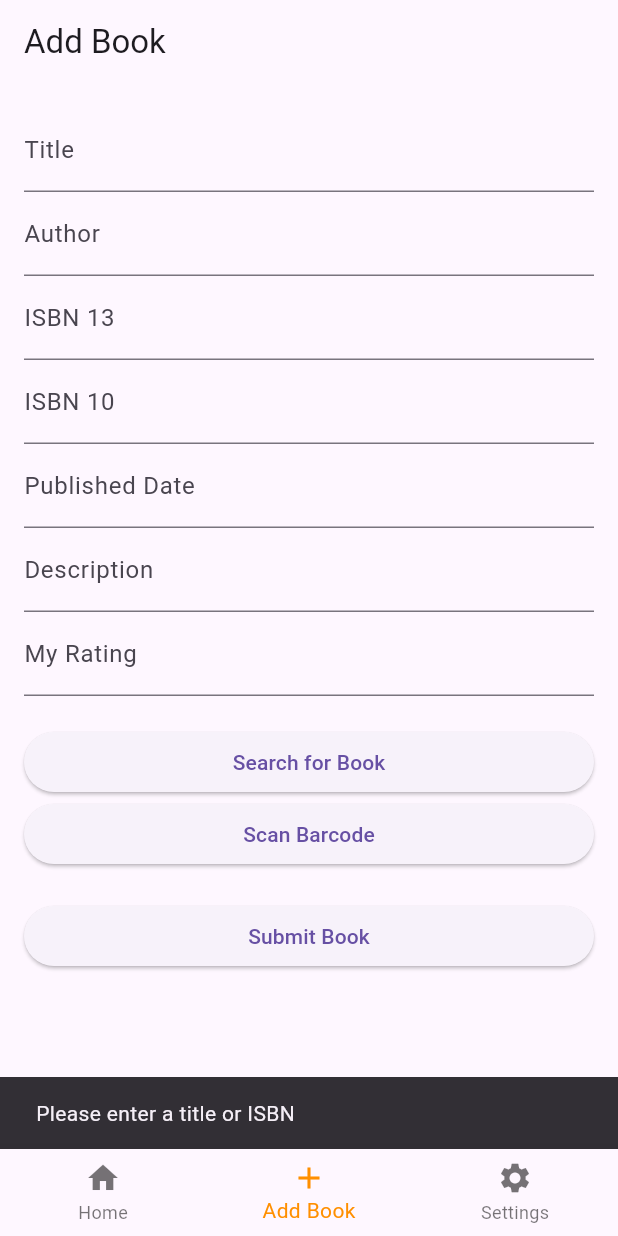
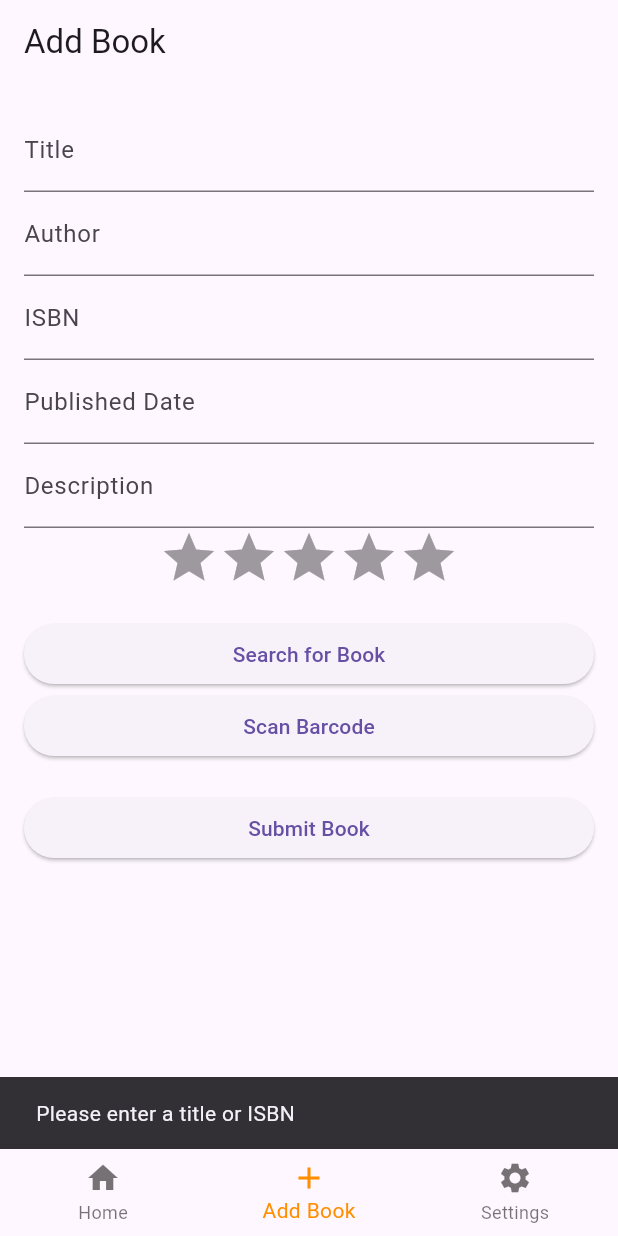
Before and after one commit to shnz99/flutter-library-app, a Flutter app: the screen it shows after launch, item 2 of the bottom bar chosen, after a tap on "Search for Book", on a phone screen of 412 x 824 dp. Run offline on Flutter 3.47's test engine with Material 3 defaults, Android fonts, the phone set to English and light mode, and no system bars; drawn by our look-alikes of flutter_rating_bar; our stand-ins replace get_it, sqflite; missing offline and left inert: barcode_scan2; accounts and stored records are empty.

Commit message:
Add rating bar to book details and add book screens (#36)
Add flutter_rating_bar to display average rating and my rating in book
details screen.

* **Book Details Screen**
  - Import `flutter_rating_bar` package.
  - Add `RatingBarIndicator` widget to display `averageRating`.
  - Add `RatingBar` widget to display and update `myRating`.

* **Add Book Screen**
  - Replace `TextFormField` for `myRating` with `RatingBar` widget.

* **Book Model**
  - Add `toMap` and `fromMap` methods to `Book` class.

* **Book Service**
  - Update `addBook` and `updateBook` methods to use `toMap` method.
  - Update `getBooks` method to use `fromMap` method.

```diff
--- a/lib/screens/add_book_screen.dart
+++ b/lib/screens/add_book_screen.dart
@@ -19,7 +19,6 @@ class _AddBookScreenState extends State<AddBookScreen> {
   final _titleController = TextEditingController();
   final _authorController = TextEditingController();
   final _isbnController = TextEditingController();
-  final _isbn10Controller = TextEditingController();
   final _publishedDateController = TextEditingController();
   final _descriptionController = TextEditingController();
   final _myRatingController = TextEditingController();
@@ -30,7 +29,6 @@ class _AddBookScreenState extends State<AddBookScreen> {
     _titleController.dispose();
     _authorController.dispose();
     _isbnController.dispose();
-    _isbn10Controller.dispose();
     _publishedDateController.dispose();
     _descriptionController.dispose();
     _myRatingController.dispose();
@@ -44,7 +42,15 @@ class _AddBookScreenState extends State<AddBookScreen> {
       return;
     }
 
-    final url = Uri.parse('https://www.googleapis.com/books/v1/volumes?q=$query');
+    final isISBN13 = RegExp(r'^\d{13}$').hasMatch(query);
+    final isISBN10 = RegExp(r'^\d{10}$').hasMatch(query);
+
+    final url = isISBN13
+        ? Uri.parse('https://www.googleapis.com/books/v1/volumes?q=isbn:$query')
+        : isISBN10
+            ? Uri.parse('https://www.googleapis.com/books/v1/volumes?q=isbn10:$query')
+            : Uri.parse('https://www.googleapis.com/books/v1/volumes?q=$query');
+
     final response = await http.get(url);
 
     if (response.statusCode == 200) {
@@ -55,7 +61,6 @@ class _AddBookScreenState extends State<AddBookScreen> {
           _titleController.text = bookData['title'] ?? '';
           _authorController.text = bookData['authors']?.join(', ') ?? '';
           _isbnController.text = bookData['industryIdentifiers']?.firstWhere((id) => id['type'] == 'ISBN_13', orElse: () => null)?['identifier'] ?? '';
-          _isbn10Controller.text = bookData['industryIdentifiers']?.firstWhere((id) => id['type'] == 'ISBN_10', orElse: () => null)?['identifier'] ?? '';
           _publishedDateController.text = bookData['publishedDate']?.split('-')?.first ?? '';
           _descriptionController.text = bookData['description'] ?? '';
         });
@@ -106,7 +111,6 @@ class _AddBookScreenState extends State<AddBookScreen> {
         title: _titleController.text,
         author: _authorController.text,
         isbn: _isbnController.text,
-        isbn10: _isbn10Controller.text,
         publishedDate: int.tryParse(_publishedDateController.text),
         description: _descriptionController.text,
         myRating: double.tryParse(_myRatingController.text),
@@ -155,17 +159,13 @@ class _AddBookScreenState extends State<AddBookScreen> {
                 ),
                 TextFormField(
                   controller: _isbnController,
-                  decoration: InputDecoration(labelText: 'ISBN 13'),
+                  decoration: InputDecoration(labelText: 'ISBN'),
                   validator: (value) {
                     if (value?.isEmpty ?? true) {
                       return 'Please enter the ISBN';
                     }
                     return null;
                   },
-                ),
-                TextFormField(
-                  controller: _isbn10Controller,
-                  decoration: InputDecoration(labelText: 'ISBN 10'),
                 ),
                 TextFormField(
                   controller: _publishedDateController,
@@ -175,9 +175,19 @@ class _AddBookScreenState extends State<AddBookScreen> {
                   controller: _descriptionController,
                   decoration: InputDecoration(labelText: 'Description'),
                 ),
-                TextFormField(
-                  controller: _myRatingController,
-                  decoration: InputDecoration(labelText: 'My Rating'),
+                RatingBar.builder(
+                  initialRating: 0,
+                  minRating: 1,
+                  direction: Axis.horizontal,
+                  allowHalfRating: true,
+                  itemCount: 5,
+                  itemBuilder: (context, _) => Icon(
+                    Icons.star,
+                    color: Colors.amber,
+                  ),
+                  onRatingUpdate: (rating) {
+                    _myRatingController.text = rating.toString();
+                  },
                 ),
                 SizedBox(height: 20),
                 Row(
```
Also changed, not shown: lib/models/book.dart (+27 -6 lines), lib/screens/book_details_screen.dart (+26 -3 lines), lib/services/book_service.dart (+4 -15 lines).
